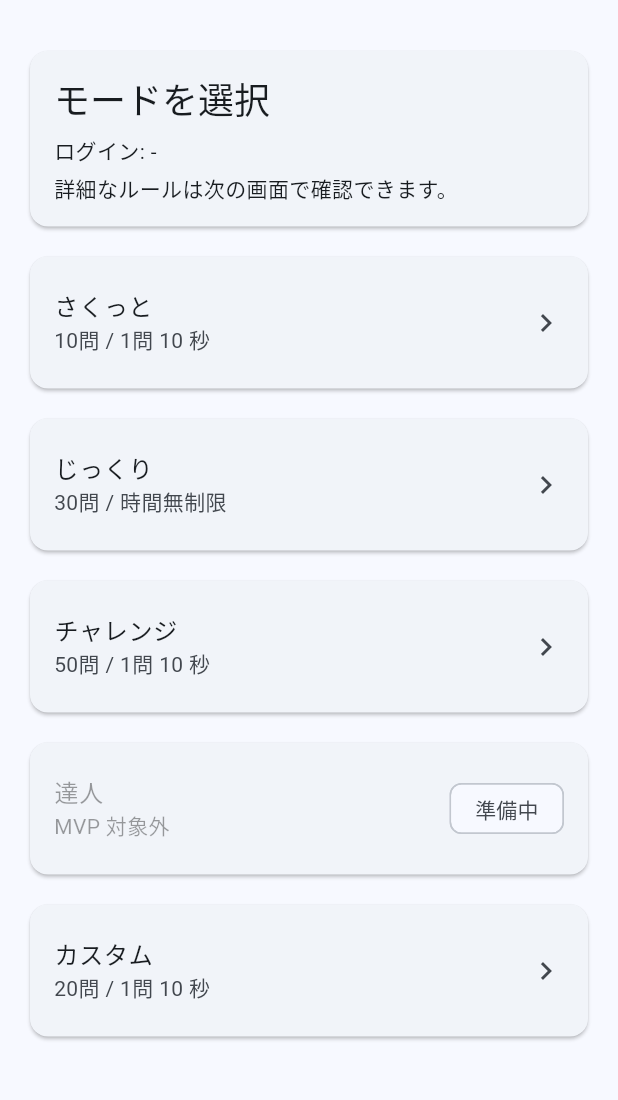
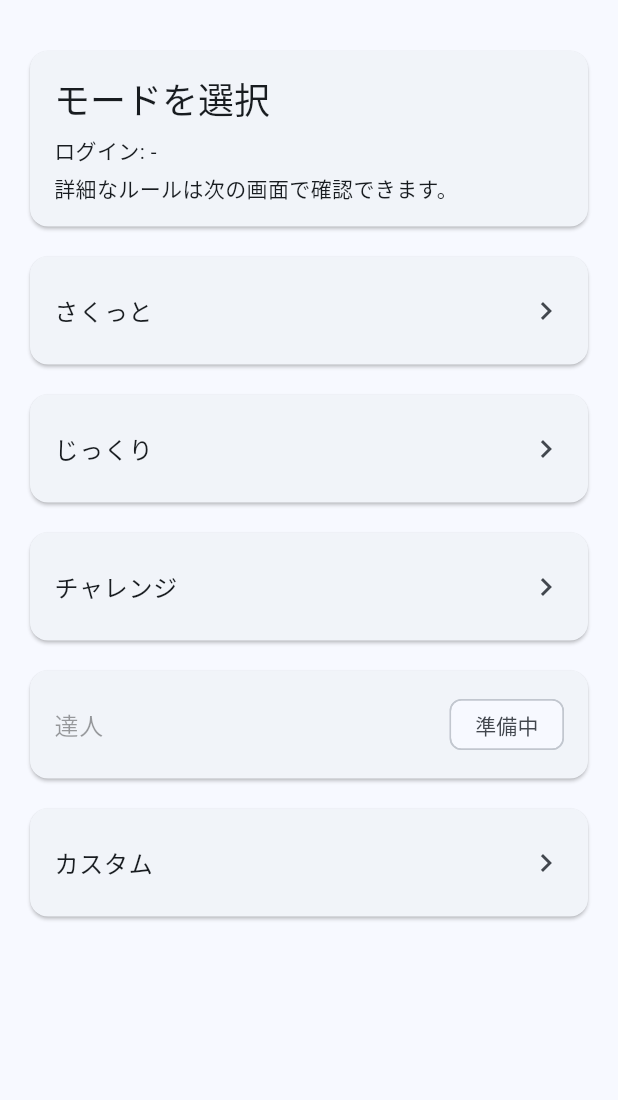
Before and after one commit to olaf86/boatface, a Flutter app: the HomeScreen screen opened directly, on a phone screen of 412 x 824 dp, the part 63-1163 px from its top. Run offline on Flutter 3.47's test engine with Material 3 defaults, Android fonts, the phone set to English and light mode, and no system bars; our stand-ins replace flutter_riverpod.

Commit message:
Remove home mode subtitles

```diff
--- a/lib/features/home/presentation/home_screen.dart
+++ b/lib/features/home/presentation/home_screen.dart
@@ -134,17 +134,12 @@ class _ModeListItem extends StatelessWidget {
 
   @override
   Widget build(BuildContext context) {
-    final String subtitle = mode.availableInMvp
-        ? _modeSummary(mode)
-        : 'MVP 対象外';
-
     return Card(
       child: ListTile(
         contentPadding: const EdgeInsets.symmetric(horizontal: 16, vertical: 8),
         enabled: mode.availableInMvp,
         onTap: onTap,
         title: Text(mode.label),
-        subtitle: Text(subtitle),
         trailing: mode.availableInMvp
             ? const Icon(Icons.chevron_right)
             : const Chip(
@@ -154,11 +149,4 @@ class _ModeListItem extends StatelessWidget {
       ),
     );
   }
-
-  String _modeSummary(QuizModeConfig mode) {
-    final String timeText = mode.timeLimitSeconds == null
-        ? '時間無制限'
-        : '1問 ${mode.timeLimitSeconds} 秒';
-    return '${mode.questionCount}問 / $timeText';
-  }
 }
```
